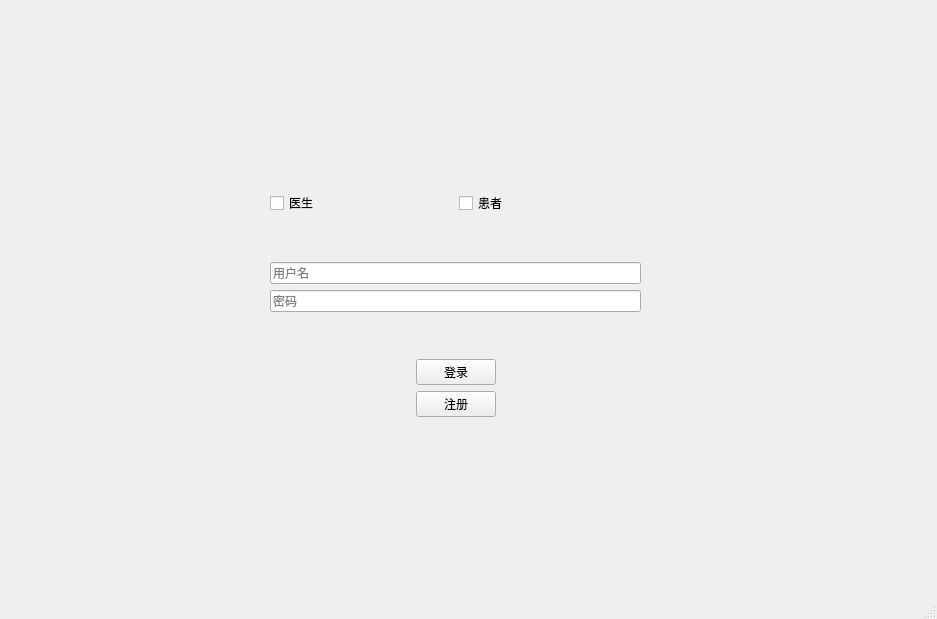
This is ui/mainwindow.ui in BottleOfErie/SmartHospital as Qt 5 draws it before an edit. The edited form follows.
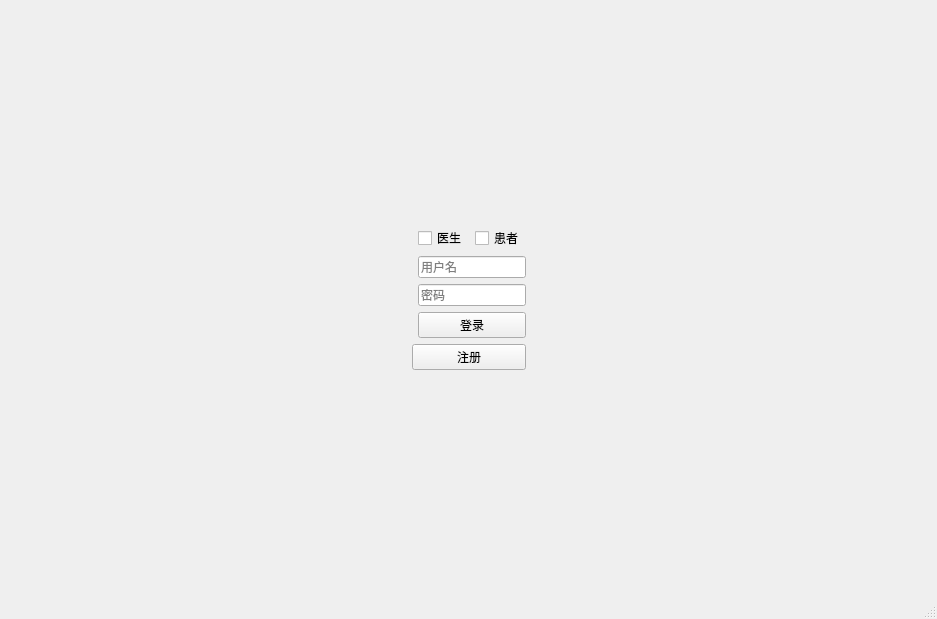
This is the edited form. Icons and pictures are not drawn.

Patch:
```diff
--- a/ui/mainwindow.ui
+++ b/ui/mainwindow.ui
@@ -20,37 +20,109 @@
    <property name="styleSheet">
     <string notr="true">#centralwidget{background-image: url(:/images/01.jpg);}</string>
    </property>
-   <widget class="QWidget" name="">
-    <property name="geometry">
-     <rect>
-      <x>270</x>
-      <y>150</y>
-      <width>371</width>
-      <height>311</height>
-     </rect>
-    </property>
-    <layout class="QVBoxLayout" name="verticalLayout_3">
-     <item>
-      <layout class="QHBoxLayout" name="horizontalLayout">
-       <item>
+   <layout class="QGridLayout" name="gridLayout_2">
+    <item row="0" column="0">
+     <layout class="QGridLayout" name="gridLayout">
+      <item row="6" column="4">
+       <spacer name="horizontalSpacer">
+        <property name="orientation">
+         <enum>Qt::Horizontal</enum>
+        </property>
+        <property name="sizeHint" stdset="0">
+         <size>
+          <width>40</width>
+          <height>20</height>
+         </size>
+        </property>
+       </spacer>
+      </item>
+      <item row="7" column="4">
+       <spacer name="horizontalSpacer_4">
+        <property name="orientation">
+         <enum>Qt::Horizontal</enum>
+        </property>
+        <property name="sizeHint" stdset="0">
+         <size>
+          <width>40</width>
+          <height>20</height>
+         </size>
+        </property>
+       </spacer>
+      </item>
+      <item row="0" column="0">
+       <spacer name="horizontalSpacer_6">
+        <property name="orientation">
+         <enum>Qt::Horizontal</enum>
+        </property>
+        <property name="sizeHint" stdset="0">
+         <size>
+          <width>40</width>
+          <height>20</height>
+         </size>
+        </property>
+       </spacer>
+      </item>
+      <item row="7" column="0">
+       <spacer name="horizontalSpacer_3">
+        <property name="orientation">
+         <enum>Qt::Horizontal</enum>
+        </property>
+        <property name="sizeHint" stdset="0">
+         <size>
+          <width>40</width>
+          <height>20</height>
+         </size>
+        </property>
+       </spacer>
+      </item>
+      <item row="0" column="2">
         <widget class="QCheckBox" name="checkBox">
          <property name="text">
           <string>医生</string>
          </property>
         </widget>
        </item>
-       <item>
+      <item row="6" column="0">
+       <spacer name="horizontalSpacer_2">
+        <property name="orientation">
+         <enum>Qt::Horizontal</enum>
+        </property>
+        <property name="sizeHint" stdset="0">
+         <size>
+          <width>40</width>
+          <height>20</height>
+         </size>
+        </property>
+       </spacer>
+      </item>
+      <item row="0" column="4">
+       <spacer name="horizontalSpacer_5">
+        <property name="orientation">
+         <enum>Qt::Horizontal</enum>
+        </property>
+        <property name="sizeHint" stdset="0">
+         <size>
+          <width>40</width>
+          <height>20</height>
+         </size>
+        </property>
+       </spacer>
+      </item>
+      <item row="0" column="3">
         <widget class="QCheckBox" name="checkBox_2">
          <property name="text">
           <string>患者</string>
          </property>
         </widget>
        </item>
-      </layout>
-     </item>
-     <item>
-      <layout class="QVBoxLayout" name="verticalLayout_2">
-       <item>
+      <item row="7" column="1" colspan="3">
+       <widget class="QPushButton" name="RegisterButton">
+        <property name="text">
+         <string>注册</string>
+        </property>
+       </widget>
+      </item>
+      <item row="1" column="2" colspan="2">
         <widget class="QLineEdit" name="username">
          <property name="toolTip">
           <string>&lt;html&gt;&lt;head/&gt;&lt;body&gt;&lt;p&gt;&lt;br/&gt;&lt;/p&gt;&lt;/body&gt;&lt;/html&gt;</string>
@@ -63,7 +135,7 @@
          </property>
         </widget>
        </item>
-       <item>
+      <item row="2" column="2" colspan="2">
         <widget class="QLineEdit" name="password">
          <property name="text">
           <string/>
@@ -73,34 +145,15 @@
          </property>
         </widget>
        </item>
-      </layout>
-     </item>
-     <item>
-      <layout class="QVBoxLayout" name="verticalLayout">
-       <item>
-        <layout class="QHBoxLayout" name="horizontalLayout_2">
-         <item>
-          <spacer name="horizontalSpacer_2">
-           <property name="orientation">
-            <enum>Qt::Horizontal</enum>
-           </property>
-           <property name="sizeHint" stdset="0">
-            <size>
-             <width>40</width>
-             <height>20</height>
-            </size>
-           </property>
-          </spacer>
-         </item>
-         <item>
+      <item row="6" column="2" colspan="2">
           <widget class="QPushButton" name="LoginButton">
            <property name="text">
             <string>登录</string>
            </property>
           </widget>
          </item>
-         <item>
-          <spacer name="horizontalSpacer">
+      <item row="1" column="4">
+       <spacer name="horizontalSpacer_7">
            <property name="orientation">
             <enum>Qt::Horizontal</enum>
            </property>
@@ -112,12 +165,8 @@
            </property>
           </spacer>
          </item>
-        </layout>
-       </item>
-       <item>
-        <layout class="QHBoxLayout" name="horizontalLayout_3">
-         <item>
-          <spacer name="horizontalSpacer_3">
+      <item row="1" column="0">
+       <spacer name="horizontalSpacer_8">
            <property name="orientation">
             <enum>Qt::Horizontal</enum>
            </property>
@@ -129,15 +178,21 @@
            </property>
           </spacer>
          </item>
-         <item>
-          <widget class="QPushButton" name="RegisterButton">
-           <property name="text">
-            <string>注册</string>
-           </property>
-          </widget>
-         </item>
-         <item>
-          <spacer name="horizontalSpacer_4">
+      <item row="2" column="0">
+       <spacer name="horizontalSpacer_9">
+        <property name="orientation">
+         <enum>Qt::Horizontal</enum>
+        </property>
+        <property name="sizeHint" stdset="0">
+         <size>
+          <width>40</width>
+          <height>20</height>
+         </size>
+        </property>
+       </spacer>
+      </item>
+      <item row="2" column="4">
+       <spacer name="horizontalSpacer_10">
            <property name="orientation">
             <enum>Qt::Horizontal</enum>
            </property>
@@ -152,9 +207,6 @@
         </layout>
        </item>
       </layout>
-     </item>
-    </layout>
-   </widget>
   </widget>
   <widget class="QMenuBar" name="menubar">
    <property name="geometry">
```
Lines whose indentation alone changed are shown as unchanged.
